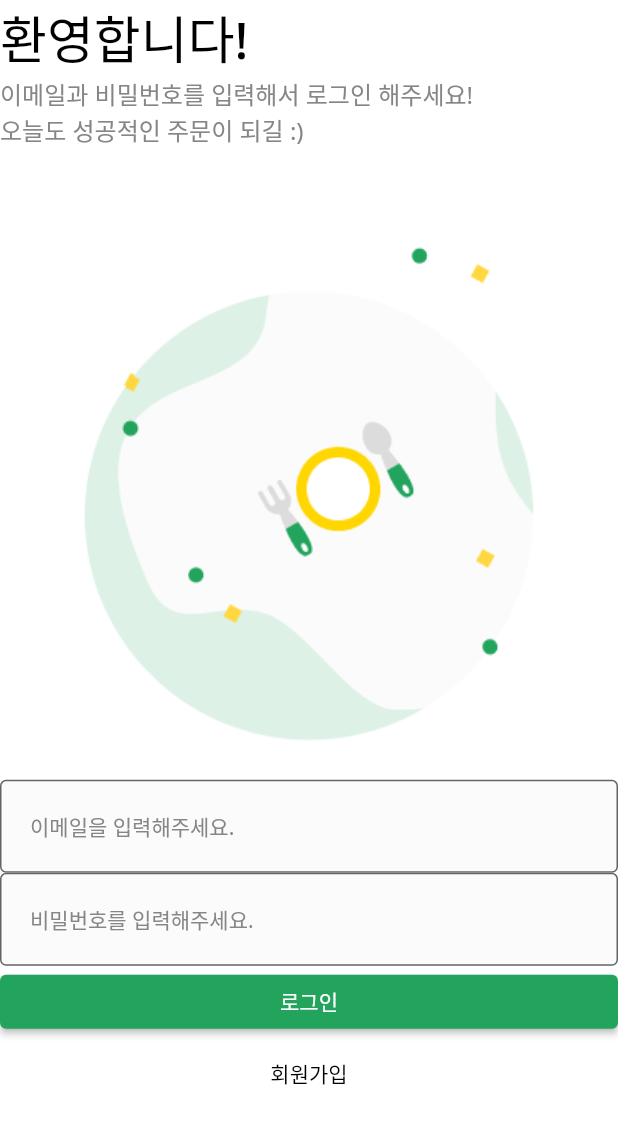
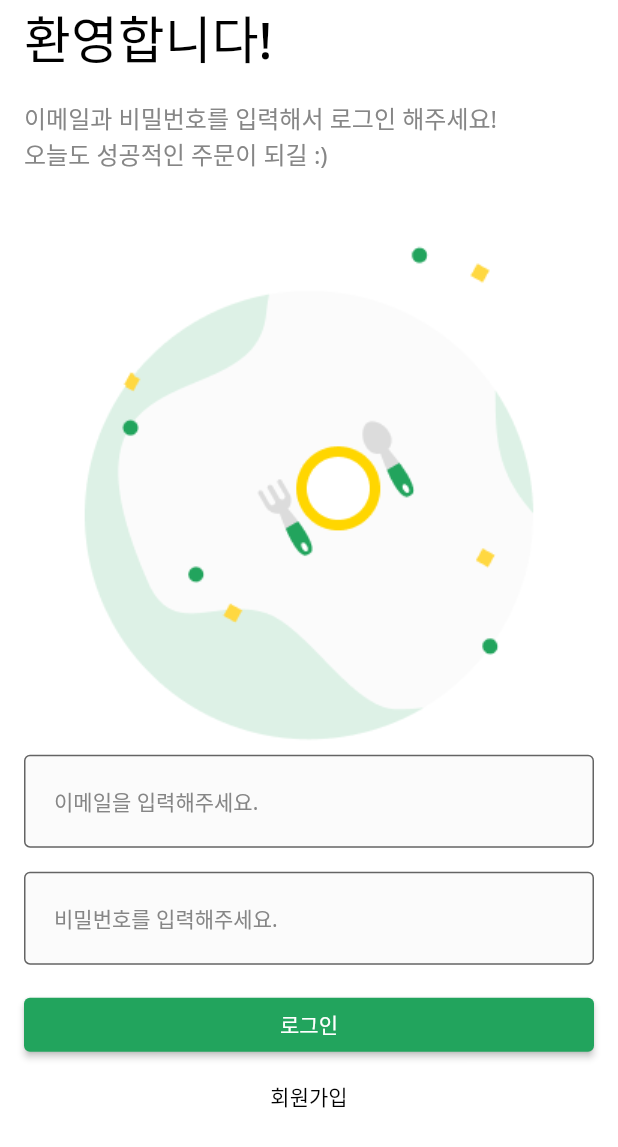
Before and after one commit to rldnd/flutter_delivery, a Flutter app: the screen it shows after launch, after a tap on "로그인", on a phone screen of 412 x 824 dp. Shown: the top 1147 px of the screen. Run offline on Flutter 3.47's test engine with Material 2 defaults, Android fonts, the phone set to English and light mode, and no system bars; our stand-ins replace dio, flutter_secure_storage; network calls fail.

Commit message:
WIP(splashScreen): add flutter secure storage & splashScreen publishing
Resolving: #4

```diff
--- a/lib/components/layout/default_layout.dart
+++ b/lib/components/layout/default_layout.dart
@@ -1,14 +1,15 @@
 import 'package:flutter/material.dart';
 
 class DefaultLayout extends StatelessWidget {
+  final Color? backgroundColor;
   final Widget child;
 
-  const DefaultLayout({super.key, required this.child});
+  const DefaultLayout({super.key, required this.child, this.backgroundColor});
 
   @override
   Widget build(BuildContext context) {
     return Scaffold(
-      backgroundColor: Colors.white,
+      backgroundColor: backgroundColor ?? Colors.white,
       body: child,
     );
   }
--- a/lib/main.dart
+++ b/lib/main.dart
@@ -1,4 +1,4 @@
-import 'package:delivery/screens/login/login_screen.dart';
+import 'package:delivery/screens/splash_screen.dart';
 import 'package:delivery/styles/theme.dart';
 import 'package:flutter/material.dart';
 
@@ -14,7 +14,7 @@ class _App extends StatelessWidget {
     return MaterialApp(
       debugShowCheckedModeBanner: false,
       theme: themeData,
-      home: const LoginScreen(),
+      home: const SplashScreen(),
     );
   }
 }
--- a/lib/screens/login/login_screen.dart
+++ b/lib/screens/login/login_screen.dart
@@ -1,20 +1,46 @@
+import 'dart:convert';
+import 'dart:io';
+
 import 'package:delivery/components/custom_text_form_field.dart';
 import 'package:delivery/components/layout/default_layout.dart';
 import 'package:delivery/styles/colors.dart';
+import 'package:delivery/utils/constants/data.dart';
+import 'package:dio/dio.dart';
 import 'package:flutter/material.dart';
+import 'package:flutter_secure_storage/flutter_secure_storage.dart';
 
-class LoginScreen extends StatelessWidget {
+class LoginScreen extends StatefulWidget {
   const LoginScreen({super.key});
 
   @override
+  State<LoginScreen> createState() => _LoginScreenState();
+}
+
+class _LoginScreenState extends State<LoginScreen> {
+  String username = '';
+  String password = '';
+
+  @override
   Widget build(BuildContext context) {
+    final dio = Dio();
+
+    const emulatorIp = '10.0.2.2:3000';
+    const simulatorIp = '127.0.0.1:3000';
+
+    final ip = Platform.isIOS ? simulatorIp : emulatorIp;
+
     return DefaultLayout(
+      child: SingleChildScrollView(
+        keyboardDismissBehavior: ScrollViewKeyboardDismissBehavior.onDrag,
         child: SafeArea(
           bottom: false,
+          child: Padding(
+            padding: const EdgeInsets.symmetric(horizontal: 16.0),
             child: Column(
               crossAxisAlignment: CrossAxisAlignment.stretch,
               children: [
                 const _Title(),
+                const SizedBox(height: 16.0),
                 const _SubTitle(),
                 Image.asset(
                   'assets/images/misc/logo.png',
@@ -22,15 +48,41 @@ class LoginScreen extends StatelessWidget {
                 ),
                 CustomTextFormField(
                   hintText: '이메일을 입력해주세요.',
-              onChanged: (value) {},
+                  onChanged: (value) {
+                    username = value;
+                  },
                 ),
+                const SizedBox(height: 16.0),
                 CustomTextFormField(
                   hintText: '비밀번호를 입력해주세요.',
                   obscureText: true,
-              onChanged: (value) {},
+                  onChanged: (value) {
+                    password = value;
+                  },
                 ),
+                const SizedBox(height: 16.0),
                 ElevatedButton(
-              onPressed: () {},
+                  onPressed: () async {
+                    final rawString = '$username:$password';
+                    Codec<String, String> stringToBase64 = utf8.fuse(base64);
+                    String token = stringToBase64.encode(rawString);
+
+                    final response = await dio.post(
+                      'http://$ip/auth/login',
+                      options: Options(
+                        headers: {
+                          "authorization": "Basic $token",
+                        },
+                      ),
+                    );
+
+                    final refreshToken = response.data['refreshToken'];
+                    final accessToken = response.data['accessToken'];
+
+                    await storage.write(
+                        key: REFRESH_TOKEN, value: refreshToken);
+                    await storage.write(key: ACCESS_TOKEN, value: accessToken);
+                  },
                   style: ElevatedButton.styleFrom(
                     backgroundColor: C_PRIMARY,
                   ),
@@ -44,6 +96,8 @@ class LoginScreen extends StatelessWidget {
                   child: const Text('회원가입'),
                 ),
               ],
+            ),
+          ),
         ),
       ),
     );
--- /dev/null
+++ b/lib/screens/splash_screen.dart
@@ -0,0 +1,68 @@
+import 'package:delivery/components/layout/default_layout.dart';
+import 'package:delivery/screens/login/login_screen.dart';
+import 'package:delivery/styles/colors.dart';
+import 'package:delivery/utils/constants/data.dart';
+import 'package:flutter/material.dart';
+
+class SplashScreen extends StatefulWidget {
+  const SplashScreen({super.key});
+
+  @override
+  State<SplashScreen> createState() => _SplashScreenState();
+}
+
+class _SplashScreenState extends State<SplashScreen> {
+  @override
+  void initState() {
+    super.initState();
+    checkToken();
+  }
+
+  void deleteToken() async {
+    await storage.deleteAll();
+  }
+
+  void checkToken() async {
+    final refreshToken = await storage.read(key: REFRESH_TOKEN);
+    final accessToken = await storage.read(key: ACCESS_TOKEN);
+
+    if (refreshToken == null || accessToken == null) {
+      Navigator.of(context).pushAndRemoveUntil(
+        MaterialPageRoute(
+          builder: (_) => const LoginScreen(),
+        ),
+        (route) => false,
+      );
+    } else {
+      Navigator.of(context).pushAndRemoveUntil(
+        Navigator.of(context).pushAndRemoveUntil(
+          MaterialPageRoute(
+            builder: (_) => RootTab(),
+          ),
+        ),
+        (route) => false,
+      );
+    }
+  }
+
+  @override
+  Widget build(BuildContext context) {
+    return DefaultLayout(
+      backgroundColor: C_PRIMARY,
+      child: SizedBox(
+        width: MediaQuery.of(context).size.width,
+        child: Column(
+          mainAxisAlignment: MainAxisAlignment.center,
+          children: [
+            Image.asset(
+              'assets/images/logo/mayb-logo.png',
+              width: MediaQuery.of(context).size.width / 2,
+            ),
+            const SizedBox(height: 16.0),
+            const CircularProgressIndicator(color: Colors.black),
+          ],
+        ),
+      ),
+    );
+  }
+}
--- /dev/null
+++ b/lib/utils/constants/data.dart
@@ -0,0 +1,6 @@
+import 'package:flutter_secure_storage/flutter_secure_storage.dart';
+
+const ACCESS_TOKEN = 'ACCESS_TOKEN';
+const REFRESH_TOKEN = 'REFRESH_TOKEN';
+
+final storage = FlutterSecureStorage();
--- a/pubspec.yaml
+++ b/pubspec.yaml
@@ -34,6 +34,8 @@ dependencies:
   # The following adds the Cupertino Icons font to your application.
   # Use with the CupertinoIcons class for iOS style icons.
   cupertino_icons: ^1.0.2
+  dio: ^4.0.6
+  flutter_secure_storage: ^7.0.1
 
 dev_dependencies:
   flutter_test:
```
Also changed, not shown: assets/images/logo/mayb-logo.png, pubspec.lock, 8 other files. Lines whose indentation alone changed are shown as unchanged.
